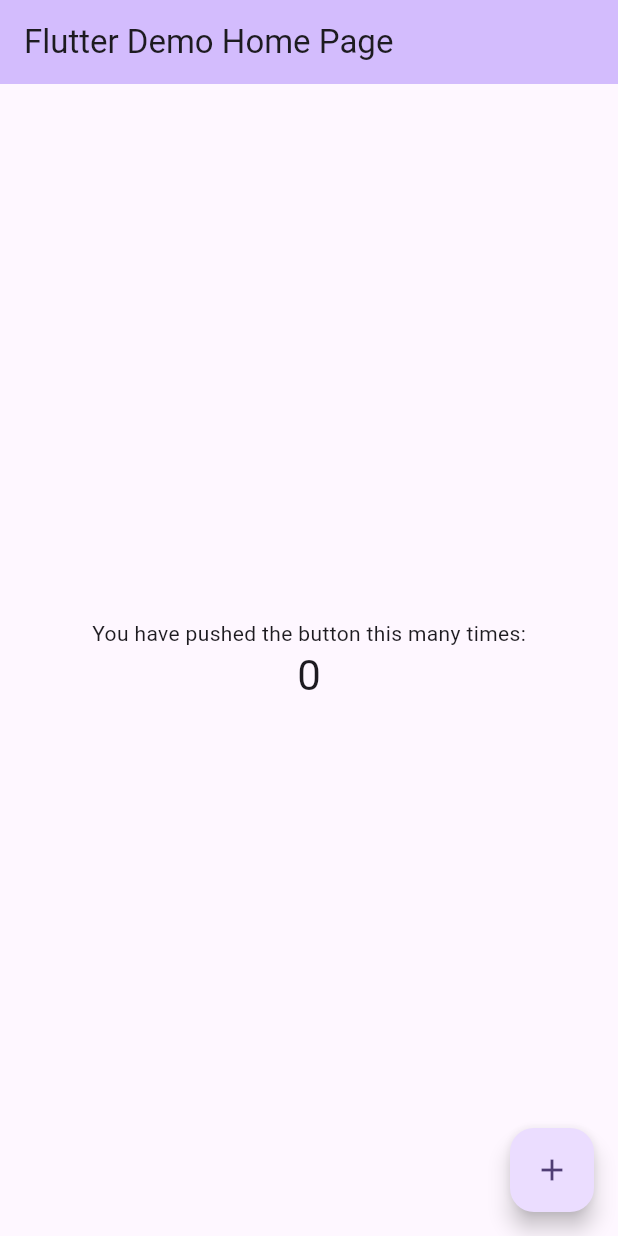
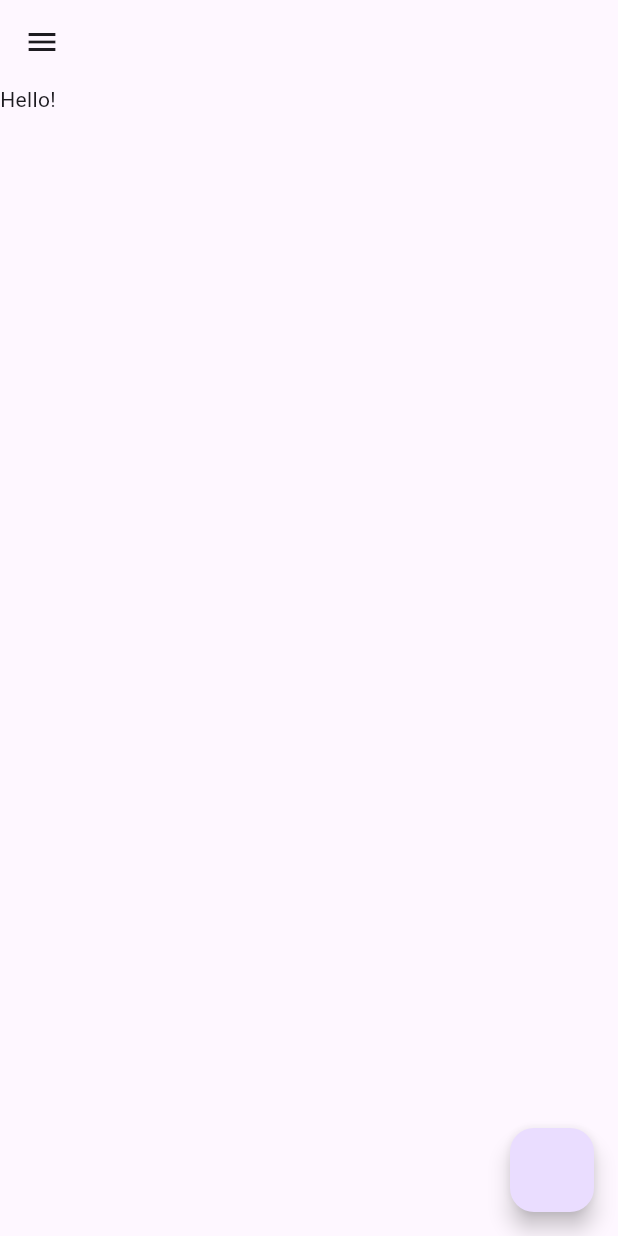
Before and after one commit to rheayang03/chat_app, a Flutter app: the screen it shows after launch, on a phone screen of 412 x 824 dp. Run offline on Flutter 3.47's test engine with Material 3 defaults, Android fonts, the phone set to English and light mode, and no system bars.

Commit message:
Flutter Building Blocks To Know About

```diff
--- /dev/null
+++ b/lib/login_page.dart
@@ -0,0 +1,19 @@
+import 'package:flutter/material.dart';
+
+class LoginPage extends StatelessWidget {
+  const LoginPage({Key? key}) : super(key: key);
+
+  @override
+  Widget build(BuildContext context) {
+    return Scaffold(
+      appBar: AppBar(),
+      drawer: Drawer(),
+      floatingActionButton: FloatingActionButton(
+        onPressed: () {
+          print('Button clicked');
+        },
+      ),
+      body: Text('Hello!'),
+    );
+  }
+}
--- a/lib/main.dart
+++ b/lib/main.dart
@@ -1,125 +1,23 @@
 import 'package:flutter/material.dart';
+import 'package:chat_app/login_page.dart'; // Make sure this file exists
 
 void main() {
-  runApp(const MyApp());
+  runApp(const ChatApp());
 }
 
-class MyApp extends StatelessWidget {
-  const MyApp({super.key});
+class ChatApp extends StatelessWidget {
+  const ChatApp({super.key});
 
-  // This widget is the root of your application.
   @override
   Widget build(BuildContext context) {
     return MaterialApp(
-      title: 'Flutter Demo',
+      title: 'Chat App',
       theme: ThemeData(
-        // This is the theme of your application.
-        //
-        // TRY THIS: Try running your application with "flutter run". You'll see
-        // the application has a purple toolbar. Then, without quitting the app,
-        // try changing the seedColor in the colorScheme below to Colors.green
-        // and then invoke "hot reload" (save your changes or press the "hot
-        // reload" button in a Flutter-supported IDE, or press "r" if you used
-        // the command line to start the app).
-        //
-        // Notice that the counter didn't reset back to zero; the application
-        // state is not lost during the reload. To reset the state, use hot
-        // restart instead.
-        //
-        // This works for code too, not just values: Most code changes can be
-        // tested with just a hot reload.
-        colorScheme: ColorScheme.fromSeed(seedColor: Colors.deepPurple),
+        primarySwatch: Colors.yellow,
         useMaterial3: true,
       ),
-      home: const MyHomePage(title: 'Flutter Demo Home Page'),
+      home:
+          const LoginPage(), // Make sure LoginPage is a Stateless or Stateful widget
     );
   }
 }
-
-class MyHomePage extends StatefulWidget {
-  const MyHomePage({super.key, required this.title});
-
-  // This widget is the home page of your application. It is stateful, meaning
-  // that it has a State object (defined below) that contains fields that affect
-  // how it looks.
-
-  // This class is the configuration for the state. It holds the values (in this
-  // case the title) provided by the parent (in this case the App widget) and
-  // used by the build method of the State. Fields in a Widget subclass are
-  // always marked "final".
-
-  final String title;
-
-  @override
-  State<MyHomePage> createState() => _MyHomePageState();
-}
-
-class _MyHomePageState extends State<MyHomePage> {
-  int _counter = 0;
-
-  void _incrementCounter() {
-    setState(() {
-      // This call to setState tells the Flutter framework that something has
-      // changed in this State, which causes it to rerun the build method below
-      // so that the display can reflect the updated values. If we changed
-      // _counter without calling setState(), then the build method would not be
-      // called again, and so nothing would appear to happen.
-      _counter++;
-    });
-  }
-
-  @override
-  Widget build(BuildContext context) {
-    // This method is rerun every time setState is called, for instance as done
-    // by the _incrementCounter method above.
-    //
-    // The Flutter framework has been optimized to make rerunning build methods
-    // fast, so that you can just rebuild anything that needs updating rather
-    // than having to individually change instances of widgets.
-    return Scaffold(
-      appBar: AppBar(
-        // TRY THIS: Try changing the color here to a specific color (to
-        // Colors.amber, perhaps?) and trigger a hot reload to see the AppBar
-        // change color while the other colors stay the same.
-        backgroundColor: Theme.of(context).colorScheme.inversePrimary,
-        // Here we take the value from the MyHomePage object that was created by
-        // the App.build method, and use it to set our appbar title.
-        title: Text(widget.title),
-      ),
-      body: Center(
-        // Center is a layout widget. It takes a single child and positions it
-        // in the middle of the parent.
-        child: Column(
-          // Column is also a layout widget. It takes a list of children and
-          // arranges them vertically. By default, it sizes itself to fit its
-          // children horizontally, and tries to be as tall as its parent.
-          //
-          // Column has various properties to control how it sizes itself and
-          // how it positions its children. Here we use mainAxisAlignment to
-          // center the children vertically; the main axis here is the vertical
-          // axis because Columns are vertical (the cross axis would be
-          // horizontal).
-          //
-          // TRY THIS: Invoke "debug painting" (choose the "Toggle Debug Paint"
-          // action in the IDE, or press "p" in the console), to see the
-          // wireframe for each widget.
-          mainAxisAlignment: MainAxisAlignment.center,
-          children: <Widget>[
-            const Text(
-              'You have pushed the button this many times:',
-            ),
-            Text(
-              '$_counter',
-              style: Theme.of(context).textTheme.headlineMedium,
-            ),
-          ],
-        ),
-      ),
-      floatingActionButton: FloatingActionButton(
-        onPressed: _incrementCounter,
-        tooltip: 'Increment',
-        child: const Icon(Icons.add),
-      ), // This trailing comma makes auto-formatting nicer for build methods.
-    );
-  }
-}
```
